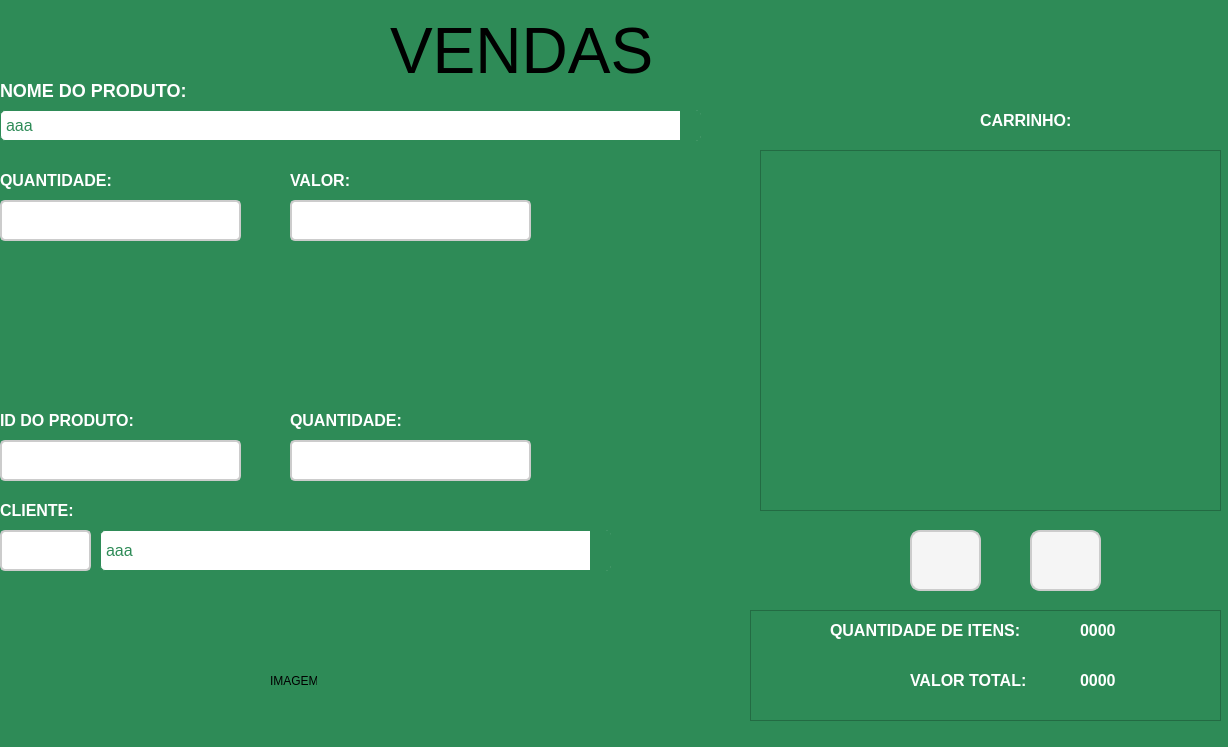
Above: frm_Vendas.ui from ArielAraujo18/ErpSistema before the change. Below: the same form after it.
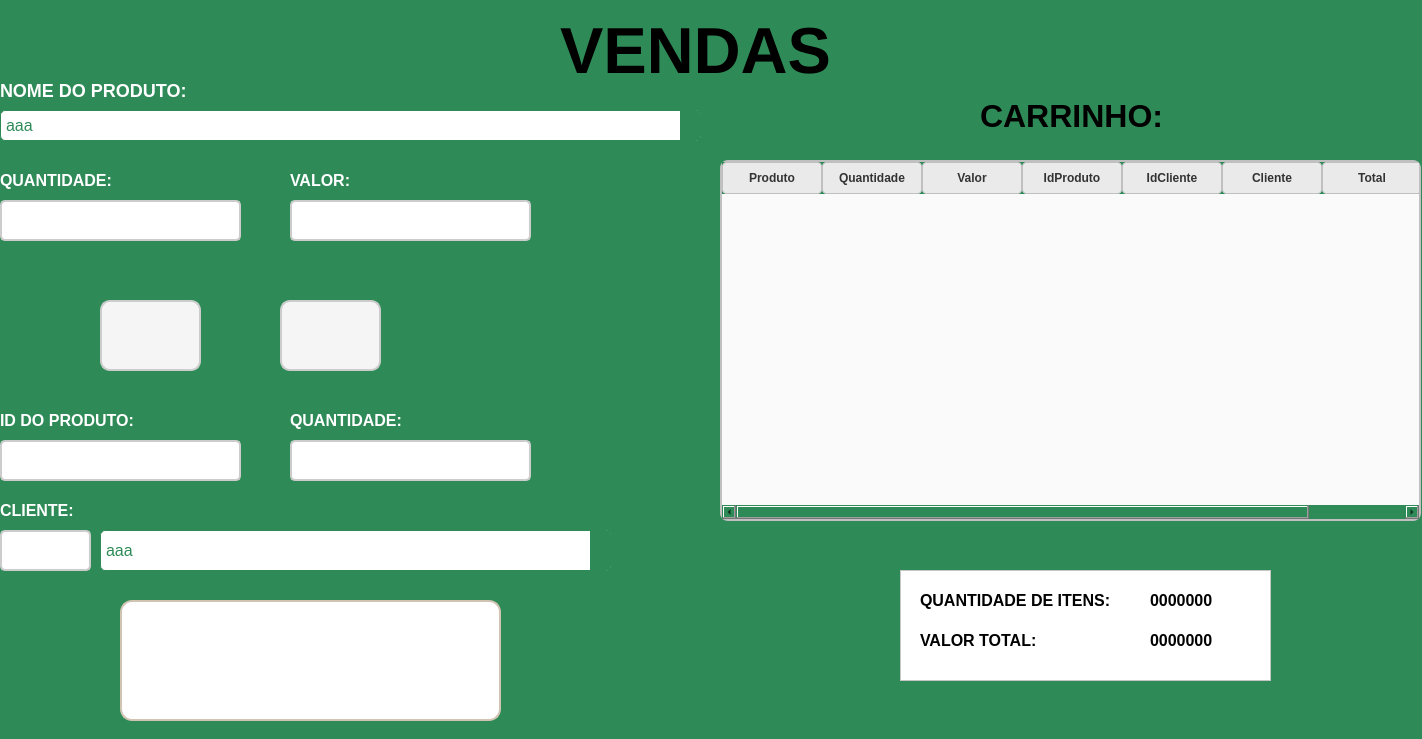
That is the form after the change. Icons and pictures are not drawn.

What changed in the file:
```diff
--- a/frm_Vendas.ui
+++ b/frm_Vendas.ui
@@ -6,8 +6,8 @@
    <rect>
     <x>0</x>
     <y>0</y>
-    <width>1228</width>
-    <height>747</height>
+    <width>1422</width>
+    <height>739</height>
    </rect>
   </property>
   <property name="windowTitle">
@@ -49,20 +49,27 @@
   <widget class="QLabel" name="label_2">
    <property name="geometry">
     <rect>
-     <x>390</x>
+     <x>560</x>
      <y>10</y>
-     <width>261</width>
+     <width>271</width>
      <height>81</height>
     </rect>
    </property>
    <property name="font">
     <font>
-     <family>Arial</family>
-     <pointsize>48</pointsize>
-     <weight>50</weight>
-     <bold>false</bold>
+     <pointsize>-1</pointsize>
+     <weight>75</weight>
+     <bold>true</bold>
     </font>
    </property>
+   <property name="styleSheet">
+    <string notr="true">QLabel {
+    font-size: 65px;
+    color: #000000;
+    font-weight: bold;
+    text-shadow: 1px 1px 2px rgba(0, 0, 0, 0.4);
+}</string>
+   </property>
    <property name="text">
     <string>VENDAS</string>
    </property>
@@ -418,9 +425,9 @@
    <property name="geometry">
     <rect>
      <x>980</x>
-     <y>110</y>
-     <width>101</width>
-     <height>21</height>
+     <y>100</y>
+     <width>191</width>
+     <height>31</height>
     </rect>
    </property>
    <property name="font">
@@ -432,8 +439,8 @@
    </property>
    <property name="styleSheet">
     <string notr="true">QLabel {
-    font-size: 16px;
-    color: #FFFFFF;
+    font-size: 32px;
+    color: #000000;
     font-weight: bold;
     text-shadow: 1px 1px 2px rgba(0, 0, 0, 0.4);
 }</string>
@@ -445,10 +452,10 @@
   <widget class="QPushButton" name="pushButton">
    <property name="geometry">
     <rect>
-     <x>1030</x>
-     <y>530</y>
-     <width>71</width>
-     <height>61</height>
+     <x>280</x>
+     <y>300</y>
+     <width>101</width>
+     <height>71</height>
     </rect>
    </property>
    <property name="styleSheet">
@@ -482,10 +489,10 @@
   <widget class="QPushButton" name="pushButton_2">
    <property name="geometry">
     <rect>
-     <x>910</x>
-     <y>530</y>
-     <width>71</width>
-     <height>61</height>
+     <x>100</x>
+     <y>300</y>
+     <width>101</width>
+     <height>71</height>
     </rect>
    </property>
    <property name="styleSheet">
@@ -519,22 +526,126 @@
   <widget class="QTableWidget" name="tableWidget">
    <property name="geometry">
     <rect>
-     <x>760</x>
-     <y>150</y>
-     <width>461</width>
+     <x>720</x>
+     <y>160</y>
+     <width>701</width>
      <height>361</height>
     </rect>
    </property>
+   <property name="styleSheet">
+    <string notr="true">QTableWidget, QTableView {
+    border: 2px solid #C0C0C0;  
+    border-radius: 8px;  
+    gridline-color: #C0C0C0;  
+    background-color: #FAFAFA;  
+    font-size: 14px;  
+    color: #333333;  
+    selection-background-color: #FFD700;  
+    selection-color: #000000;  
+    alternate-background-color: #F5F5F5;
+}
+
+QHeaderView::section {
+    background-color: #EAEAEA;  
+    color: #333333;  
+    font-weight: bold;  
+    border: 1px solid #C0C0C0;  
+    padding: 6px;  
+    border-radius: 4px;  
+}
+
+QTableWidget::item:selected, QTableView::item:selected {
+    background-color: #FFD700;  
+    color: #000000;  
+    border: 1px solid #C0C0C0;
+}
+
+QTableCornerButton::section {
+    background-color: #EAEAEA;  
+    border: 1px solid #C0C0C0;  
+    border-radius: 8px 0 0 0;
+}
+
+QScrollBar:vertical, QScrollBar:horizontal {
+    background: #F0F0F0;  
+    border: none;  
+    border-radius: 6px;  
+    margin: 2px;  
+}
+
+QScrollBar::handle:vertical, QScrollBar::handle:horizontal {
+    background: #B0BEC5;  
+    border-radius: 6px;  
+    min-height: 20px;  
+    min-width: 20px;  
+}
+
+QScrollBar::handle:vertical:hover, QScrollBar::handle:horizontal:hover {
+    background: #90A4AE;  
+}
+
+QScrollBar::add-line:vertical, QScrollBar::sub-line:vertical, 
+QScrollBar::add-line:horizontal, QScrollBar::sub-line:horizontal {
+    background: none;  
+    height: 0px;  
+    width: 0px;
+}
+
+QScrollBar::add-page:vertical, QScrollBar::sub-page:vertical,
+QScrollBar::add-page:horizontal, QScrollBar::sub-page:horizontal {
+    background: none;
+}</string>
+   </property>
+   <column>
+    <property name="text">
+     <string>Produto</string>
+    </property>
+   </column>
+   <column>
+    <property name="text">
+     <string>Quantidade</string>
+    </property>
+   </column>
+   <column>
+    <property name="text">
+     <string>Valor</string>
+    </property>
+   </column>
+   <column>
+    <property name="text">
+     <string>IdProduto</string>
+    </property>
+   </column>
+   <column>
+    <property name="text">
+     <string>IdCliente</string>
+    </property>
+   </column>
+   <column>
+    <property name="text">
+     <string>Cliente</string>
+    </property>
+   </column>
+   <column>
+    <property name="text">
+     <string>Total</string>
+    </property>
+   </column>
   </widget>
   <widget class="QFrame" name="frame">
    <property name="geometry">
     <rect>
-     <x>750</x>
-     <y>610</y>
-     <width>471</width>
+     <x>900</x>
+     <y>570</y>
+     <width>371</width>
      <height>111</height>
     </rect>
    </property>
+   <property name="styleSheet">
+    <string notr="true">QFrame{
+	background-color:  #FFFFFF;
+}</string>
+   </property>
    <property name="frameShape">
     <enum>QFrame::StyledPanel</enum>
    </property>
@@ -544,8 +655,8 @@
    <widget class="QLabel" name="label_9">
     <property name="geometry">
      <rect>
-      <x>80</x>
-      <y>10</y>
+      <x>20</x>
+      <y>20</y>
       <width>201</width>
       <height>21</height>
      </rect>
@@ -560,7 +671,7 @@
     <property name="styleSheet">
      <string notr="true">QLabel {
     font-size: 16px;
-    color: #FFFFFF;
+    color: #000000;
     font-weight: bold;
     text-shadow: 1px 1px 2px rgba(0, 0, 0, 0.4);
 }</string>
@@ -572,8 +683,8 @@
    <widget class="QLabel" name="label_10">
     <property name="geometry">
      <rect>
-      <x>330</x>
-      <y>10</y>
+      <x>250</x>
+      <y>20</y>
       <width>111</width>
       <height>21</height>
      </rect>
@@ -588,19 +699,19 @@
     <property name="styleSheet">
      <string notr="true">QLabel {
     font-size: 16px;
-    color: #FFFFFF;
+    color:  #000000;
     font-weight: bold;
     text-shadow: 1px 1px 2px rgba(0, 0, 0, 0.4);
 }</string>
     </property>
     <property name="text">
-     <string>0000</string>
+     <string>0000000</string>
     </property>
    </widget>
    <widget class="QLabel" name="label_11">
     <property name="geometry">
      <rect>
-      <x>160</x>
+      <x>20</x>
       <y>60</y>
       <width>131</width>
       <height>21</height>
@@ -616,7 +727,7 @@
     <property name="styleSheet">
      <string notr="true">QLabel {
     font-size: 16px;
-    color: #FFFFFF;
+    color: #000000;
     font-weight: bold;
     text-shadow: 1px 1px 2px rgba(0, 0, 0, 0.4);
 }</string>
@@ -628,7 +739,7 @@
    <widget class="QLabel" name="label_12">
     <property name="geometry">
      <rect>
-      <x>330</x>
+      <x>250</x>
       <y>60</y>
       <width>111</width>
       <height>21</height>
@@ -644,30 +755,17 @@
     <property name="styleSheet">
      <string notr="true">QLabel {
     font-size: 16px;
-    color: #FFFFFF;
+    color:  #000000;
     font-weight: bold;
     text-shadow: 1px 1px 2px rgba(0, 0, 0, 0.4);
 }</string>
     </property>
     <property name="text">
-     <string>0000</string>
+     <string>0000000</string>
     </property>
    </widget>
   </widget>
-  <widget class="QLabel" name="label_13">
-   <property name="geometry">
-    <rect>
-     <x>270</x>
-     <y>640</y>
-     <width>47</width>
-     <height>81</height>
-    </rect>
-   </property>
-   <property name="text">
-    <string>IMAGEM:</string>
-   </property>
-  </widget>
-  <widget class="QComboBox" name="comboBox_2">
+  <widget class="QComboBox" name="comboCliente">
    <property name="geometry">
     <rect>
      <x>100</x>
@@ -733,6 +831,46 @@
     </property>
    </item>
   </widget>
+  <widget class="QPushButton" name="btn_pagamento">
+   <property name="geometry">
+    <rect>
+     <x>120</x>
+     <y>600</y>
+     <width>381</width>
+     <height>121</height>
+    </rect>
+   </property>
+   <property name="styleSheet">
+    <string notr="true">QPushButton {
+    background-color: #ffffff; 
+    border: 2px solid #d1c4b2; 
+    border-radius: 12px; 
+    color: #5a5a5a;
+    font-size: 14px;
+    font-weight: bold;
+    padding: 10px 16px; 
+    background-image:url(:/iconPagar/forma-de-pagamento AA (2).png);
+    background-repeat: no-repeat;
+    background-position: center;
+    transition: all 0.3s ease;
+}
+
+QPushButton:hover {
+    background-color: #f2ebe0;
+    border-color: #c4b49e;
+}
+
+QPushButton:pressed {
+    background-color: #e8dfcf;
+    border-color: #b39b8d;
+    padding-left: 12px;
+    padding-top: 4px;
+}</string>
+   </property>
+   <property name="text">
+    <string/>
+   </property>
+  </widget>
  </widget>
  <resources>
   <include location="icon_addCarrinho.qrc"/>
```
Left out of the diff: 33 changed lines with no effect on the pictures.
